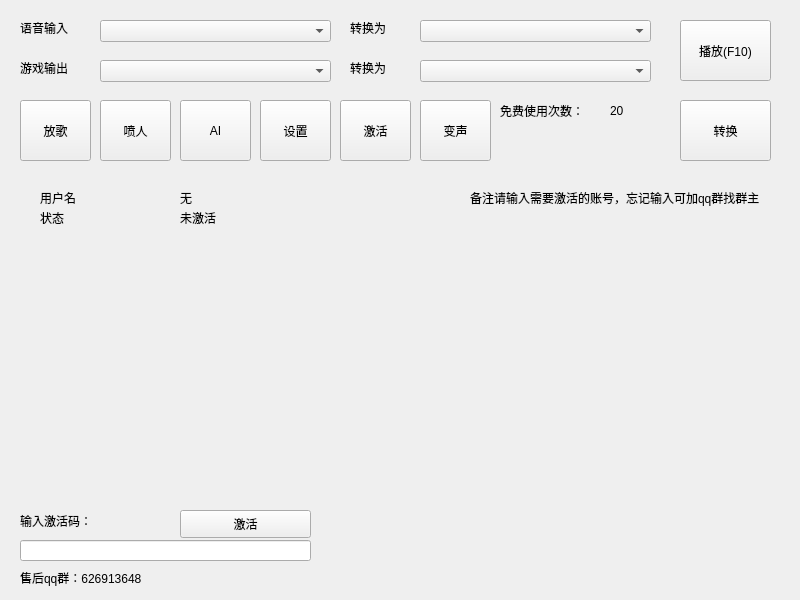
The window that mainwindow.ui (shelleyf/AudioConverter) describes before a commit, drawn with Qt 5.
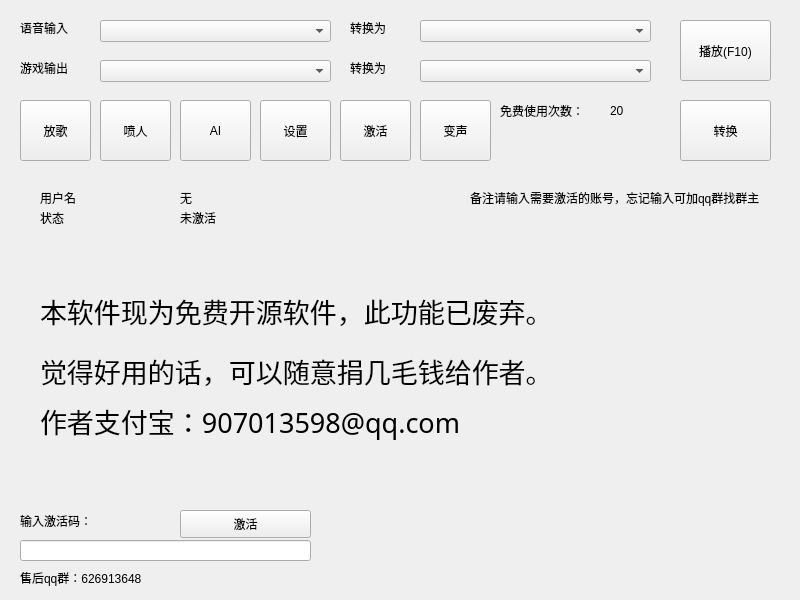
The same window after the commit. Icons and pictures are not drawn.

Diff of the .ui file:
```diff
--- a/mainwindow.ui
+++ b/mainwindow.ui
@@ -814,33 +814,58 @@
      <widget class="QLabel" name="label_21">
       <property name="geometry">
        <rect>
-        <x>450</x>
-        <y>40</y>
-        <width>321</width>
-        <height>311</height>
+        <x>30</x>
+        <y>90</y>
+        <width>731</width>
+        <height>101</height>
        </rect>
       </property>
+      <property name="font">
+       <font>
+        <family>楷体</family>
+        <pointsize>20</pointsize>
+       </font>
+      </property>
       <property name="text">
-       <string/>
-      </property>
-      <property name="pixmap">
-       <pixmap resource="res.qrc">:/res/pay2.jpg</pixmap>
+       <string>本软件现为免费开源软件，此功能已废弃。</string>
       </property>
      </widget>
      <widget class="QLabel" name="label_22">
       <property name="geometry">
        <rect>
-        <x>20</x>
-        <y>70</y>
-        <width>261</width>
-        <height>261</height>
+        <x>30</x>
+        <y>220</y>
+        <width>721</width>
+        <height>61</height>
        </rect>
       </property>
+      <property name="font">
+       <font>
+        <family>楷体</family>
+        <pointsize>20</pointsize>
+       </font>
+      </property>
       <property name="text">
-       <string/>
+       <string>作者支付宝：907013598@qq.com</string>
       </property>
-      <property name="pixmap">
-       <pixmap resource="res.qrc">:/res/paywx.jpg</pixmap>
+     </widget>
+     <widget class="QLabel" name="label_23">
+      <property name="geometry">
+       <rect>
+        <x>30</x>
+        <y>180</y>
+        <width>521</width>
+        <height>41</height>
+       </rect>
+      </property>
+      <property name="font">
+       <font>
+        <family>楷体</family>
+        <pointsize>20</pointsize>
+       </font>
+      </property>
+      <property name="text">
+       <string>觉得好用的话，可以随意捐几毛钱给作者。</string>
       </property>
      </widget>
     </widget>
```
Left out of the diff: 4 changed lines with no effect on the pictures.
